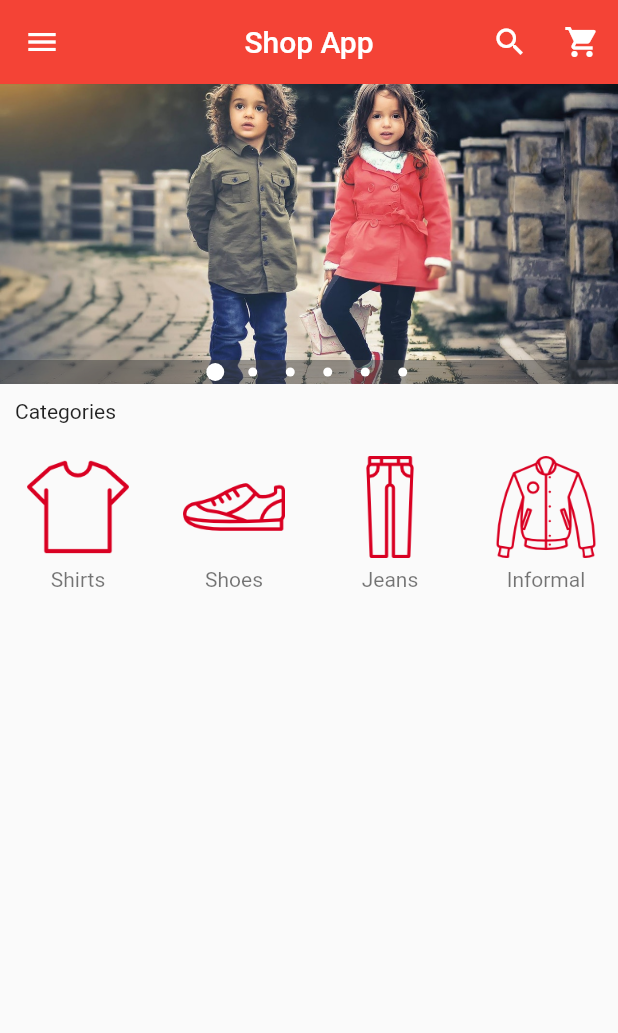
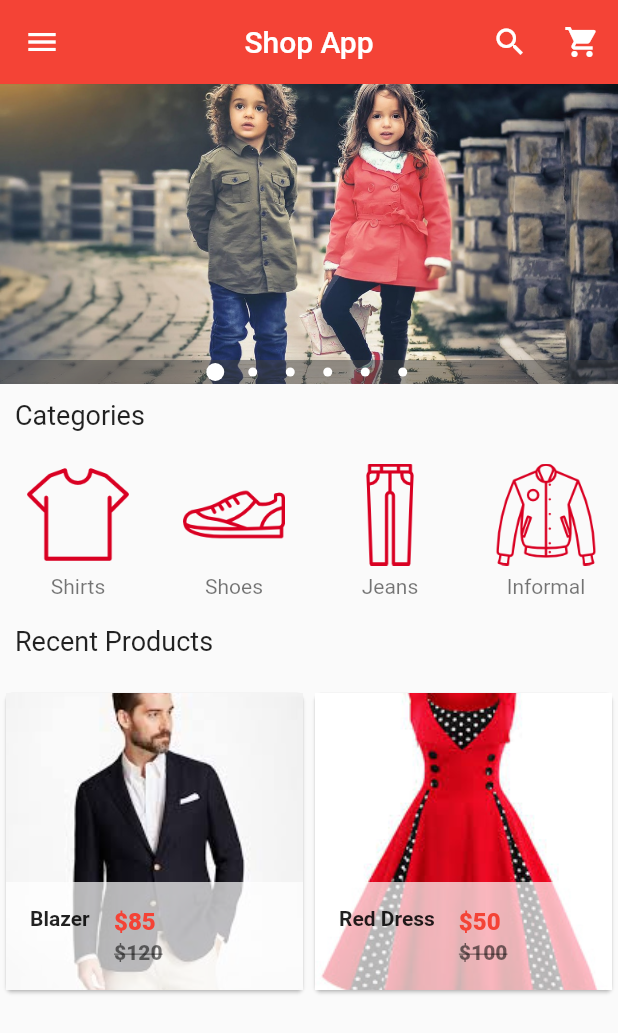
Before and after one commit to randikawann/2ndFlutterApp20200406, a Flutter app: the screen it shows after launch, on a phone screen of 412 x 824 dp. Shown: the top 1033 px of the screen. Run offline on Flutter 3.47's test engine with Material 2 defaults, Android fonts, the phone set to English and light mode, and no system bars; drawn by our look-alikes of carousel_pro.

```diff
--- /dev/null
+++ b/lib/components/products.dart
@@ -0,0 +1,98 @@
+import 'package:flutter/material.dart';
+
+class Products extends StatefulWidget {
+  @override
+  _ProductsState createState() => _ProductsState();
+}
+
+class _ProductsState extends State<Products> {
+  var product_list = [
+    {
+      'name': 'Blazer',
+      'picture': 'assets/products/blazer1.jpeg',
+      'oldprice': 120,
+      'price': 85,
+    },
+    {
+      'name': 'Red Dress',
+      'picture': 'assets/products/dress1.jpeg',
+      'oldprice': 100,
+      'price': 50,
+    },
+  ];
+
+  @override
+  Widget build(BuildContext context) {
+    return GridView.builder(
+      itemCount: product_list.length,
+      gridDelegate: SliverGridDelegateWithFixedCrossAxisCount(
+        crossAxisCount: 2,
+      ),
+      itemBuilder: (BuildContext context, int index) {
+        return Single_Prod(
+          prod_name: product_list[index]['name'],
+          prod_picture: product_list[index]['picture'],
+          prod_old_price: product_list[index]['oldprice'],
+          prod_price: product_list[index]['price'],
+        );
+      },
+    );
+  }
+}
+
+class Single_Prod extends StatelessWidget {
+  final prod_name;
+  final prod_picture;
+  final prod_old_price;
+  final prod_price;
+
+  Single_Prod(
+      {this.prod_name,
+      this.prod_picture,
+      this.prod_old_price,
+      this.prod_price});
+
+  @override
+  Widget build(BuildContext context) {
+    return Card(
+      child: Hero(
+        tag: prod_name,
+        child: Material(
+          child: InkWell(
+            onTap: () {},
+            child: GridTile(
+              footer: Container(
+                color: Colors.white70,
+                child: ListTile(
+                  leading: Text(
+                    prod_name,
+                    style: TextStyle(
+                      fontWeight: FontWeight.bold,
+                    ),
+                  ),
+                  title: Text(
+                    '\$$prod_price',
+                    style: TextStyle(
+                        color: Colors.red, fontWeight: FontWeight.w800),
+                  ),
+                  subtitle: Text(
+                    '\$$prod_old_price',
+                    style: TextStyle(
+                      color: Colors.black54,
+                      fontWeight: FontWeight.w800,
+                      decoration: TextDecoration.lineThrough,
+                    ),
+                  ),
+                ),
+              ),
+              child: Image.asset(
+                prod_picture,
+                fit: BoxFit.cover,
+              ),
+            ),
+          ),
+        ),
+      ),
+    );
+  }
+}
--- a/lib/pages/home.dart
+++ b/lib/pages/home.dart
@@ -2,6 +2,7 @@ import 'package:flutter/material.dart';
 import 'package:flutter_app_second/components/navigation_drawer.dart';
 import 'package:flutter_app_second/components/image_carousel.dart';
 import 'package:flutter_app_second/components/horizontal_listview.dart';
+import 'package:flutter_app_second/components/products.dart';
 
 class HomePage extends StatefulWidget {
   @override
@@ -38,9 +39,27 @@ class _HomePageState extends State<HomePage> {
           ImageCarousel(),
           Padding(
             padding: EdgeInsets.all(10.0),
-            child: Text('Categories'),
+            child: Text(
+              'Categories',
+              style: TextStyle(
+                fontSize: 18.0,
+              ),
+            ),
           ),
           HorisontalListView(),
+          Padding(
+            padding: EdgeInsets.fromLTRB(10.0, 20.0, 20.0, 20.0),
+            child: Text(
+              'Recent Products',
+              style: TextStyle(
+                fontSize: 18.0,
+              ),
+            ),
+          ),
+          Container(
+            height: 320.0,
+            child: Products(),
+          ),
         ],
       ),
     );
--- a/pubspec.yaml
+++ b/pubspec.yaml
@@ -50,6 +50,7 @@ flutter:
   assets:
     - assets/
     - assets/cats/
+    - assets/products/
 
   # An image asset can refer to one or more resolution-specific "variants", see
   # https://flutter.dev/assets-and-images/#resolution-aware.
```
Also changed, not shown: branchscreenshot/03gridview.png (added), lib/pages/product_details.dart (added).
